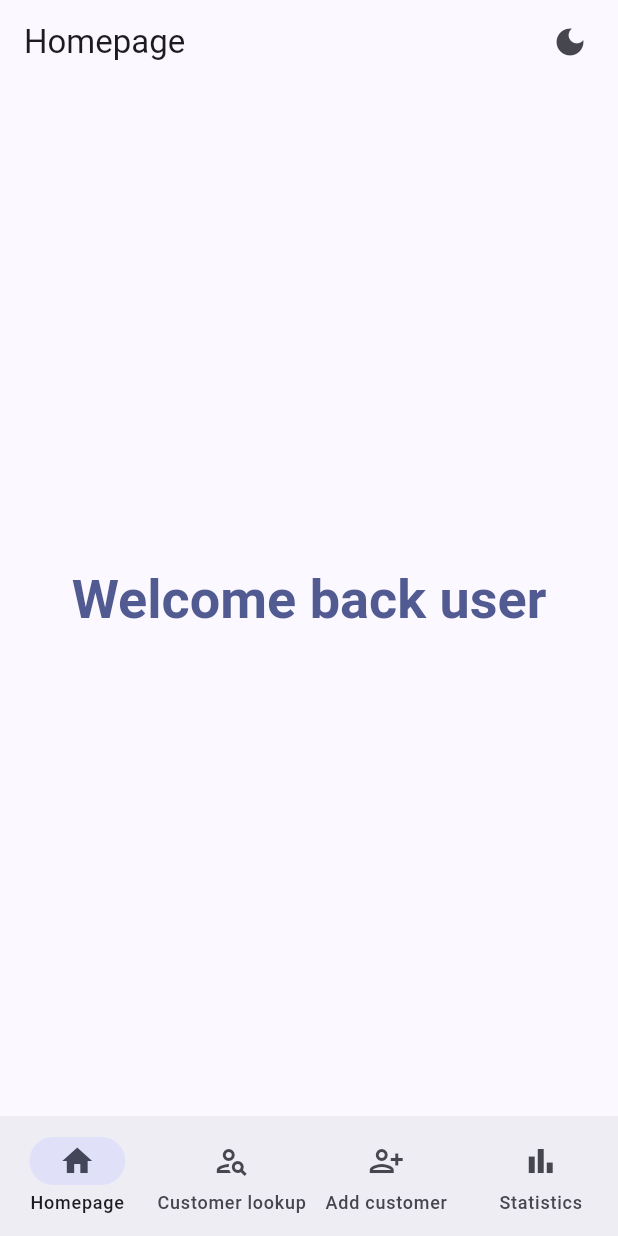
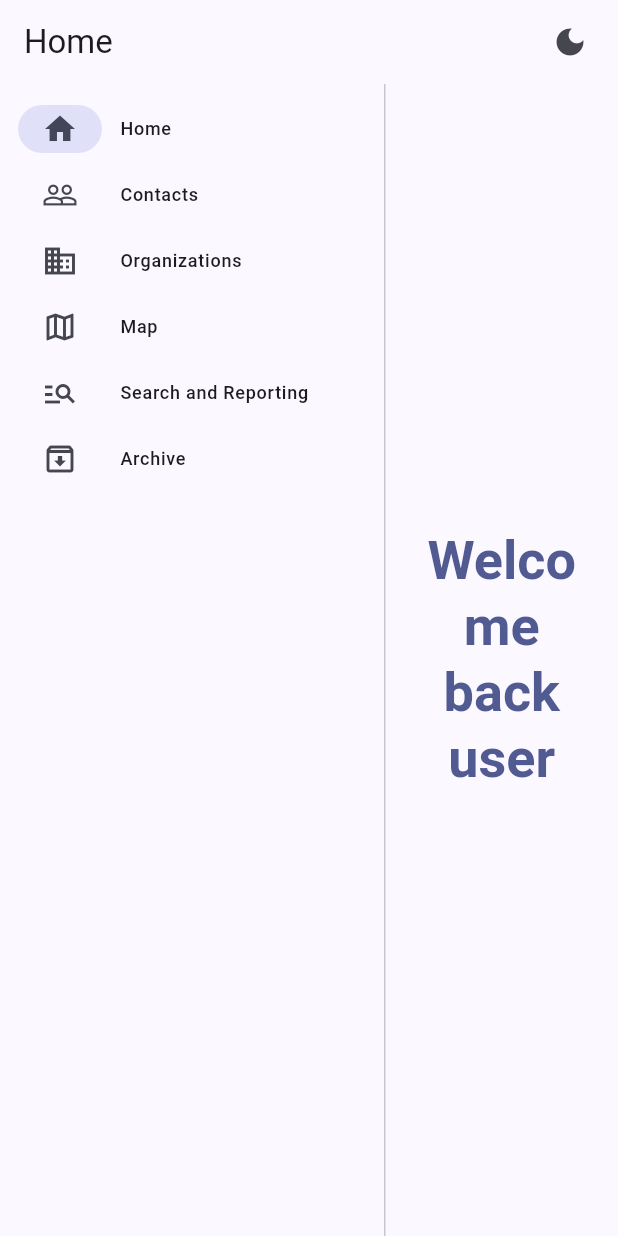
Before and after one commit to PeneguyG/Military-CRM-project, a Flutter app: the screen it shows after launch, on a phone screen of 412 x 824 dp. Run offline on Flutter 3.47's test engine with Material 3 defaults, Android fonts, the phone set to English and light mode, and no system bars.

Commit message:
Update main.dart

```diff
--- a/test_flutter/lib/main.dart
+++ b/test_flutter/lib/main.dart
@@ -48,7 +48,7 @@ class _MilitaryCrmAppState extends State<MilitaryCrmApp> {
         ),
         useMaterial3: true,
       ),
-      // The home page has its own state for the selected navigation tab.
+      // The home page owns the selected destination and its page content.
       home: CrmHomePage(
         isDarkMode: _themeMode == ThemeMode.dark,
         onToggleTheme: _toggleTheme,
@@ -59,8 +59,8 @@ class _MilitaryCrmAppState extends State<MilitaryCrmApp> {
 
 /// Describes one destination and the centered text shown when it is selected.
 ///
-/// The navigation bar and the page body both read from the same tab list,
-/// so a tab's label and its verification text stay paired by list index.
+/// Both the navigation rail and active page use the same tab list. This keeps
+/// each label, icon, and page message paired at the same list index.
 class _AppTab {
   const _AppTab({
     required this.label,
@@ -75,7 +75,7 @@ class _AppTab {
   final String bodyText;
 }
 
-/// Main CRM shell containing the app bar, active page, and bottom tab bar.
+/// Main CRM shell containing the app bar, left navigation rail, and page body.
 class CrmHomePage extends StatefulWidget {
   const CrmHomePage({
     required this.isDarkMode,
@@ -91,40 +91,52 @@ class CrmHomePage extends StatefulWidget {
 }
 
 class _CrmHomePageState extends State<CrmHomePage> {
-  // This immutable list defines the four routes in display order. The selected
-  // index is used for the navigation destination and the matching body text.
+  // This immutable list defines the six destinations in display order.
+  // The selected index identifies the active destination and body message.
   static const List<_AppTab> _tabs = [
     _AppTab(
-      label: 'Homepage',
+      label: 'Home',
       icon: Icons.home_outlined,
       selectedIcon: Icons.home,
       bodyText: 'Welcome back user',
     ),
     _AppTab(
-      label: 'Customer lookup',
-      icon: Icons.person_search_outlined,
-      selectedIcon: Icons.person_search,
-      bodyText: 'Customer lookup',
+      label: 'Contacts',
+      icon: Icons.people_outline,
+      selectedIcon: Icons.people,
+      bodyText: 'Contacts',
     ),
     _AppTab(
-      label: 'Add customer',
-      icon: Icons.person_add_alt_1_outlined,
-      selectedIcon: Icons.person_add_alt_1,
-      bodyText: 'Add customer',
+      label: 'Organizations',
+      icon: Icons.business_outlined,
+      selectedIcon: Icons.business,
+      bodyText: 'Organizations',
     ),
     _AppTab(
-      label: 'Statistics',
-      icon: Icons.bar_chart_outlined,
-      selectedIcon: Icons.bar_chart,
-      bodyText: 'Statistics',
+      label: 'Map',
+      icon: Icons.map_outlined,
+      selectedIcon: Icons.map,
+      bodyText: 'Map',
+    ),
+    _AppTab(
+      label: 'Search and Reporting',
+      icon: Icons.manage_search,
+      selectedIcon: Icons.query_stats,
+      bodyText: 'Search and Reporting',
+    ),
+    _AppTab(
+      label: 'Archive',
+      icon: Icons.archive_outlined,
+      selectedIcon: Icons.archive,
+      bodyText: 'Archive',
     ),
   ];
 
-  // NavigationBar reports the tapped destination's index. Starting at zero
-  // makes Homepage the initial screen when the app opens.
+  // NavigationRail reports the tapped destination's index. Starting at zero
+  // makes Home the first page shown when the app opens.
   int _selectedTabIndex = 0;
 
-  /// Updates the one source of truth for tab selection and refreshes the UI.
+  /// Updates the selected destination and asks Flutter to rebuild this page.
   void _selectTab(int index) {
     setState(() {
       _selectedTabIndex = index;
@@ -133,8 +145,8 @@ class _CrmHomePageState extends State<CrmHomePage> {
 
   @override
   Widget build(BuildContext context) {
-    // Looking up both title and body from the same tab ensures the app bar and
-    // centered verification text always correspond to the selected tab.
+    // A single selected-tab lookup keeps the app bar title and page body in
+    // sync with the selected navigation destination.
     final selectedTab = _tabs[_selectedTabIndex];
     final colors = Theme.of(context).colorScheme;
 
@@ -142,7 +154,7 @@ class _CrmHomePageState extends State<CrmHomePage> {
       appBar: AppBar(
         title: Text(selectedTab.label),
         actions: [
-          // The theme action is kept available regardless of the active tab.
+          // The theme action remains available from every destination.
           IconButton(
             tooltip: widget.isDarkMode
                 ? 'Switch to light mode'
@@ -155,9 +167,29 @@ class _CrmHomePageState extends State<CrmHomePage> {
           const SizedBox(width: 8),
         ],
       ),
-      // Each destination displays its required exact text, centered in the
-      // available content area to make routing easy to verify.
+      // The row places navigation on the left and the active page beside it.
       body: SafeArea(
+        child: Row(
+          children: [
+            // Extended mode shows labels beside icons, so all six destinations
+            // remain readable, including the longer Search and Reporting tab.
+            NavigationRail(
+              extended: true,
+              selectedIndex: _selectedTabIndex,
+              onDestinationSelected: _selectTab,
+              destinations: [
+                for (final tab in _tabs)
+                  NavigationRailDestination(
+                    icon: Icon(tab.icon),
+                    selectedIcon: Icon(tab.selectedIcon),
+                    label: Text(tab.label),
+                  ),
+              ],
+            ),
+            const VerticalDivider(width: 1, thickness: 1),
+            Expanded(
+              // The selected tab's message stays centered in the space to the
+              // right of the rail, independent of the sidebar's width.
               child: Center(
                 child: Padding(
                   padding: const EdgeInsets.all(24),
@@ -172,19 +204,8 @@ class _CrmHomePageState extends State<CrmHomePage> {
                 ),
               ),
             ),
-      // Selecting a destination calls _selectTab; setState rebuilds the page
-      // using the matching item in _tabs above.
-      bottomNavigationBar: NavigationBar(
-        selectedIndex: _selectedTabIndex,
-        onDestinationSelected: _selectTab,
-        destinations: [
-          for (final tab in _tabs)
-            NavigationDestination(
-              icon: Icon(tab.icon),
-              selectedIcon: Icon(tab.selectedIcon),
-              label: tab.label,
+          ],
         ),
-        ],
       ),
     );
   }
```
Lines whose indentation alone changed are shown as unchanged.
